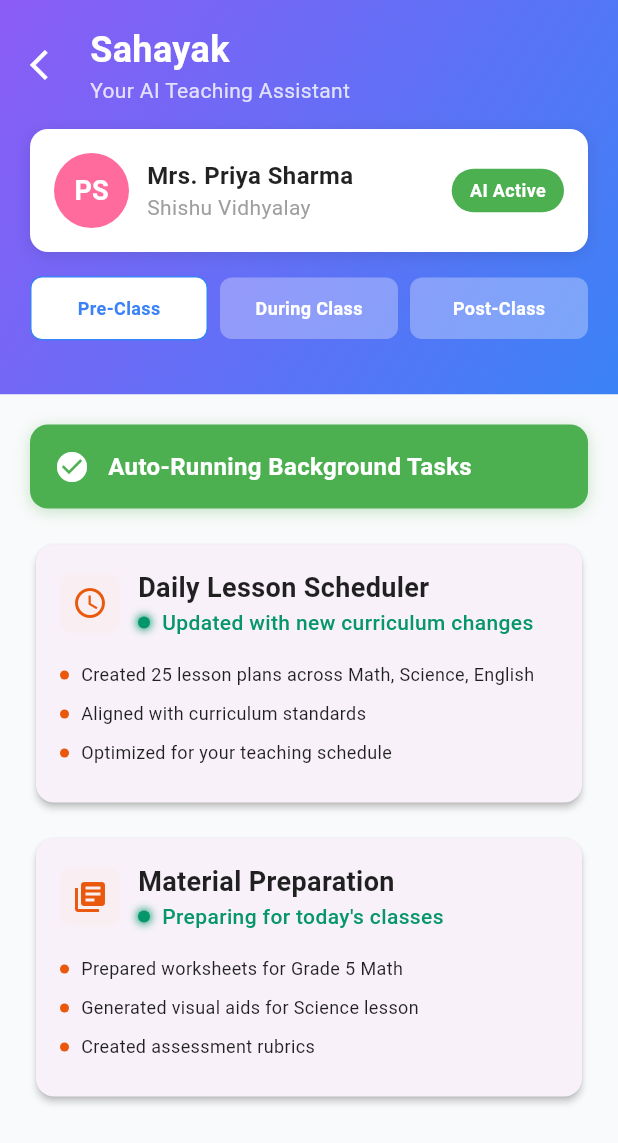
After one commit to kkrishna007/sahayak-frontend, a Flutter app: the screen it shows after launch, after a tap on "Shikshak Mitra", on a phone screen of 412 x 824 dp. The commit adds this screen. Shown: the top 1143 px of the screen. Run offline on Flutter 3.47's test engine with Material 3 defaults, Android fonts, the phone set to English and light mode, and no system bars; our stand-ins replace camera.

Commit message:
Shikshak Mitra Dashboard Created

```diff
--- a/lib/pages/home_page.dart
+++ b/lib/pages/home_page.dart
@@ -2,6 +2,7 @@ import 'package:flutter/material.dart';
 import 'pareeksha_guru/pareeksha_guru_page.dart';
 import 'prabandhan_saathi/prabandhan_saathi_page.dart';
 import 'sahayata_chat/sahayata_chat_page.dart';
+import 'shikshak_mitra/shikshak_mitra_dashboard.dart';
 import '../utils/translations.dart';
 
 class SahayakHomePage extends StatefulWidget {
@@ -210,7 +211,12 @@ class _SahayakHomePageState extends State<SahayakHomePage> {
                     const Color(0xFF4CAF50),
                     Icons.school,
                     AppTranslations.translate('ready', _currentLanguage),
-                    null,
+                    () => Navigator.push(
+                      context,
+                      MaterialPageRoute(
+                        builder: (context) => const ShikshakMitraDashboard(),
+                      ),
+                    ),
                   ),
                   _buildFeatureCard(
                     context,
--- /dev/null
+++ b/lib/pages/shikshak_mitra/shikshak_mitra_dashboard.dart
@@ -0,0 +1,593 @@
+import 'package:flutter/material.dart';
+import 'package:flutter/cupertino.dart';
+
+class ShikshakMitraDashboard extends StatefulWidget {
+  const ShikshakMitraDashboard({super.key});
+
+  @override
+  State<ShikshakMitraDashboard> createState() => _ShikshakMitraDashboardState();
+}
+
+class _ShikshakMitraDashboardState extends State<ShikshakMitraDashboard>
+    with TickerProviderStateMixin {
+  String activePhase = 'pre';
+  late AnimationController _dotPulseController;
+  late Animation<double> _dotPulseAnimation;
+
+  @override
+  void initState() {
+    super.initState();
+    // Initialize pulsing animation for status indicator (removed)
+
+    // Initialize pulsing animation for green dots in subtitles
+    _dotPulseController = AnimationController(
+      duration: const Duration(milliseconds: 1500),
+      vsync: this,
+    );
+    _dotPulseAnimation = Tween<double>(
+      begin: 0.5,
+      end: 1.0,
+    ).animate(CurvedAnimation(
+      parent: _dotPulseController,
+      curve: Curves.easeInOut,
+    ));
+    _dotPulseController.repeat(reverse: true);
+  }
+
+  @override
+  void dispose() {
+    _dotPulseController.dispose();
+    super.dispose();
+  }
+
+  @override
+  Widget build(BuildContext context) {
+    return Scaffold(
+      body: Column(
+        children: [
+          // Header with gradient and status bar
+          _buildHeader(),
+          // Content area
+          Expanded(
+            child: Container(
+              color: const Color(0xFFF9FAFB), // gray-50 equivalent
+              child: _buildContent(),
+            ),
+          ),
+        ],
+      ),
+    );
+  }
+
+  Widget _buildHeader() {
+    return Container(
+      decoration: const BoxDecoration(
+        gradient: LinearGradient(
+          colors: [Color(0xFF8B5CF6), Color(0xFF3B82F6)],
+          begin: Alignment.topLeft,
+          end: Alignment.bottomRight,
+        ),
+      ),
+      child: SafeArea(
+        child: Column(
+          children: [
+            // Navigation and title
+            _buildNavigationBar(),
+            // Teacher profile card
+            _buildProfileCard(),
+            // Phase toggle buttons
+            _buildPhaseToggle(),
+            const SizedBox(height: 20),
+          ],
+        ),
+      ),
+    );
+  }
+
+  Widget _buildNavigationBar() {
+    return Container(
+      padding: const EdgeInsets.symmetric(horizontal: 20, vertical: 16),
+      child: Row(
+        children: [
+          GestureDetector(
+            onTap: () => Navigator.pop(context),
+            child: const Icon(
+              Icons.arrow_back_ios,
+              color: Colors.white,
+              size: 24,
+            ),
+          ),
+          const SizedBox(width: 16),
+          Expanded(
+            child: Column(
+              crossAxisAlignment: CrossAxisAlignment.start,
+              children: [
+                const Text(
+                  'Sahayak',
+                  style: TextStyle(
+                    color: Colors.white,
+                    fontSize: 24,
+                    fontWeight: FontWeight.bold,
+                  ),
+                ),
+                Text(
+                  'Your AI Teaching Assistant',
+                  style: TextStyle(
+                    color: Colors.white.withOpacity(0.8),
+                    fontSize: 14,
+                  ),
+                ),
+              ],
+            ),
+          ),
+        ],
+      ),
+    );
+  }
+
+  Widget _buildProfileCard() {
+    return Container(
+      margin: const EdgeInsets.symmetric(horizontal: 20),
+      padding: const EdgeInsets.all(16),
+      decoration: BoxDecoration(
+        color: Colors.white,
+        borderRadius: BorderRadius.circular(12),
+        boxShadow: [
+          BoxShadow(
+            color: Colors.black.withOpacity(0.1),
+            blurRadius: 8,
+            offset: const Offset(0, 2),
+          ),
+        ],
+      ),
+      child: Row(
+        children: [
+          const CircleAvatar(
+            radius: 25,
+            backgroundColor: Color(0xFFFF6B9D),
+            child: Text(
+              'PS',
+              style: TextStyle(
+                color: Colors.white,
+                fontSize: 18,
+                fontWeight: FontWeight.bold,
+              ),
+            ),
+          ),
+          const SizedBox(width: 12),
+          const Expanded(
+            child: Column(
+              crossAxisAlignment: CrossAxisAlignment.start,
+              children: [
+                Text(
+                  'Mrs. Priya Sharma',
+                  style: TextStyle(
+                    fontSize: 16,
+                    fontWeight: FontWeight.bold,
+                    color: Colors.black87,
+                  ),
+                ),
+                Text(
+                  'Shishu Vidhyalay',
+                  style: TextStyle(
+                    fontSize: 14,
+                    color: Colors.grey,
+                  ),
+                ),
+              ],
+            ),
+          ),
+          Container(
+            padding: const EdgeInsets.symmetric(
+              horizontal: 12,
+              vertical: 6,
+            ),
+            decoration: BoxDecoration(
+              color: const Color(0xFF4CAF50),
+              borderRadius: BorderRadius.circular(20),
+            ),
+            child: const Text(
+              'AI Active',
+              style: TextStyle(
+                color: Colors.white,
+                fontSize: 12,
+                fontWeight: FontWeight.w600,
+              ),
+            ),
+          ),
+        ],
+      ),
+    );
+  }
+
+  Widget _buildPhaseToggle() {
+    return Container(
+      margin: const EdgeInsets.symmetric(horizontal: 20, vertical: 16),
+      child: Row(
+        children: [
+          Expanded(
+            child: _buildToggleButton('Pre-Class', 'pre'),
+          ),
+          const SizedBox(width: 8),
+          Expanded(
+            child: _buildToggleButton('During Class', 'during'),
+          ),
+          const SizedBox(width: 8),
+          Expanded(
+            child: _buildToggleButton('Post-Class', 'post'),
+          ),
+        ],
+      ),
+    );
+  }
+
+  Widget _buildToggleButton(String title, String phase) {
+    bool isActive = activePhase == phase;
+    return GestureDetector(
+      onTap: () {
+        setState(() {
+          activePhase = phase;
+        });
+      },
+      child: AnimatedContainer(
+        duration: const Duration(milliseconds: 200),
+        padding: const EdgeInsets.symmetric(vertical: 12),
+        decoration: BoxDecoration(
+          color: isActive ? Colors.white : Colors.white.withOpacity(0.3),
+          borderRadius: BorderRadius.circular(8),
+          border: isActive ? Border.all(color: const Color(0xFF3B82F6)) : null,
+        ),
+        child: Center(
+          child: Text(
+            title,
+            style: TextStyle(
+              color: isActive ? const Color(0xFF3B82F6) : Colors.white,
+              fontSize: 12,
+              fontWeight: FontWeight.w600,
+            ),
+          ),
+        ),
+      ),
+    );
+  }
+
+  Widget _buildContent() {
+    return ListView(
+      padding: const EdgeInsets.all(20),
+      children: [
+        // Pulsing status indicator
+        _buildStatusIndicator(),
+        const SizedBox(height: 20),
+        // Phase-specific content
+        ..._buildPhaseContent(),
+      ],
+    );
+  }
+
+  Widget _buildStatusIndicator() {
+    String statusText = _getStatusText();
+    return Container(
+      padding: const EdgeInsets.all(16),
+      decoration: BoxDecoration(
+        color: const Color(0xFF4CAF50),
+        borderRadius: BorderRadius.circular(12),
+        boxShadow: [
+          BoxShadow(
+            color: const Color(0xFF4CAF50).withOpacity(0.3),
+            blurRadius: 8,
+            offset: const Offset(0, 2),
+          ),
+        ],
+      ),
+      child: Row(
+        children: [
+          const Icon(
+            Icons.check_circle,
+            color: Colors.white,
+            size: 24,
+          ),
+          const SizedBox(width: 12),
+          Expanded(
+            child: Text(
+              statusText,
+              style: const TextStyle(
+                color: Colors.white,
+                fontSize: 16,
+                fontWeight: FontWeight.w600,
+              ),
+            ),
+          ),
+        ],
+      ),
+    );
+  }
+
+  String _getStatusText() {
+    switch (activePhase) {
+      case 'pre':
+        return 'Auto-Running Background Tasks';
+      case 'during':
+        return 'Live Teaching Support';
+      case 'post':
+        return 'Student Tracking & Assessment';
+      default:
+        return 'AI Assistant Active';
+    }
+  }
+
+  Map<String, Color> _getPhaseColors() {
+    switch (activePhase) {
+      case 'pre':
+        return {
+          'primary': const Color(0xFFEA580C),
+          'background': const Color(0xFFFED7AA),
+        };
+      case 'during':
+        return {
+          'primary': const Color(0xFF2563EB),
+          'background': const Color(0xFFDBEAFE),
+        };
+      case 'post':
+        return {
+          'primary': const Color(0xFF9333EA),
+          'background': const Color(0xFFF3E8FF),
+        };
+      default:
+        return {
+          'primary': const Color(0xFF2563EB),
+          'background': const Color(0xFFDBEAFE),
+        };
+    }
+  }
+
+  List<Widget> _buildPhaseContent() {
+    switch (activePhase) {
+      case 'pre':
+        return _buildPreClassContent();
+      case 'during':
+        return _buildDuringClassContent();
+      case 'post':
+        return _buildPostClassContent();
+      default:
+        return [];
+    }
+  }
+
+  List<Widget> _buildPreClassContent() {
+    return [
+      _buildFeatureCard(
+        'Daily Lesson Scheduler',
+        'Updated with new curriculum changes',
+        [
+          'Created 25 lesson plans across Math, Science, English',
+          'Aligned with curriculum standards',
+          'Optimized for your teaching schedule',
+        ],
+        Icons.schedule,
+      ),
+      const SizedBox(height: 16),
+      _buildFeatureCard(
+        'Material Preparation',
+        'Preparing for today\'s classes',
+        [
+          'Prepared worksheets for Grade 5 Math',
+          'Generated visual aids for Science lesson',
+          'Created assessment rubrics',
+        ],
+        Icons.library_books,
+      ),
+    ];
+  }
+
+  List<Widget> _buildDuringClassContent() {
+    return [
+      _buildFeatureCard(
+        'BlackBoard Layout',
+        'Mermaid diagrams ready',
+        [
+          'Generated flowchart for water cycle',
+          'Created fraction visualization layout',
+          'Optimized board space usage',
+        ],
+        Icons.dashboard,
+      ),
+      const SizedBox(height: 16),
+      _buildFeatureCard(
+        'Activity Suggestions',
+        'Real-time recommendations',
+        [
+          'Interactive game for Grade 3 (5 min)',
+          'Quick assessment for Grade 4 (3 min)',
+          'Discussion starter for Grade 5 (7 min)',
+        ],
+        Icons.sports_esports,
+      ),
+      const SizedBox(height: 16),
+      _buildFeatureCard(
+        'Contextual Content',
+        'Photo-based assistance',
+        [
+          'Click textbook page for explanations',
+          'Generate Manim animations',
+          'Hyper-local content suggestions',
+          'Video recommendations from internet',
+        ],
+        Icons.photo_camera,
+      ),
+    ];
+  }
+
+  List<Widget> _buildPostClassContent() {
+    return [
+      _buildFeatureCard(
+        'Quiz Worksheets',
+        'Personalized for each student',
+        [
+          'Tailored quizzes (70% strong areas)',
+          'Next quiz focuses on weak areas (30%)',
+          'Multi-level auto-generation',
+        ],
+        Icons.quiz,
+      ),
+      const SizedBox(height: 16),
+      _buildFeatureCard(
+        'Exam Management',
+        'NCERT-based generation',
+        [
+          'Standard exam generation',
+          'OMR/OCR-based checking',
+          'Automated grading system',
+        ],
+        Icons.assignment,
+      ),
+      const SizedBox(height: 16),
+      _buildFeatureCard(
+        'Absentee Support',
+        'Video delivery system',
+        [
+          'Send beamer videos to absent students',
+          'Lesson summaries for catch-up',
+          'Parent notification system',
+        ],
+        Icons.video_library,
+      ),
+      const SizedBox(height: 16),
+      _buildFeatureCard(
+        'Sahayak AI Chat',
+        'Spontaneous learning support',
+        [
+          'Student curiosity questions',
+          'Current events discussions',
+          'Real-world connections',
+          'News-to-lesson integration',
+        ],
+        Icons.chat_bubble,
+      ),
+    ];
+  }
+
+  Widget _buildFeatureCard(
+    String title,
+    String subtitle,
+    List<String> bulletPoints,
+    IconData icon,
+  ) {
+    final colors = _getPhaseColors();
+    return Card(
+      elevation: 2,
+      shape: RoundedRectangleBorder(
+        borderRadius: BorderRadius.circular(12),
+      ),
+      child: Container(
+        padding: const EdgeInsets.all(16),
+        child: Column(
+          crossAxisAlignment: CrossAxisAlignment.start,
+          children: [
+            // Header with icon and title
+            Row(
+              children: [
+                Container(
+                  padding: const EdgeInsets.all(8),
+                  decoration: BoxDecoration(
+                    color: colors['background']!.withOpacity(0.1),
+                    borderRadius: BorderRadius.circular(8),
+                  ),
+                  child: Icon(
+                    icon,
+                    color: colors['primary']!,
+                    size: 24,
+                  ),
+                ),
+                const SizedBox(width: 12),
+                Expanded(
+                  child: Column(
+                    crossAxisAlignment: CrossAxisAlignment.start,
+                    children: [
+                      Text(
+                        title,
+                        style: const TextStyle(
+                          fontSize: 18,
+                          fontWeight: FontWeight.bold,
+                          color: Colors.black87,
+                        ),
+                      ),
+                      Row(
+                        children: [
+                          // Pulsing green dot
+                          AnimatedBuilder(
+                            animation: _dotPulseAnimation,
+                            builder: (context, child) {
+                              return Container(
+                                width: 8,
+                                height: 8,
+                                decoration: BoxDecoration(
+                                  color: const Color(0xFF059669),
+                                  shape: BoxShape.circle,
+                                  boxShadow: [
+                                    BoxShadow(
+                                      color: const Color(0xFF059669)
+                                          .withOpacity(
+                                              _dotPulseAnimation.value),
+                                      blurRadius: 4,
+                                      spreadRadius: 1,
+                                    ),
+                                  ],
+                                ),
+                              );
+                            },
+                          ),
+                          const SizedBox(width: 8),
+                          // Green subtitle text
+                          Expanded(
+                            child: Text(
+                              subtitle,
+                              style: const TextStyle(
+                                fontSize: 14,
+                                fontWeight: FontWeight.w500,
+                                color: Color(0xFF059669),
+                              ),
+                            ),
+                          ),
+                        ],
+                      ),
+                    ],
+                  ),
+                ),
+              ],
+            ),
+            const SizedBox(height: 16),
+            // Bullet points
+            ...bulletPoints.map((point) => Padding(
+                  padding: const EdgeInsets.only(bottom: 8),
+                  child: Row(
+                    crossAxisAlignment: CrossAxisAlignment.start,
+                    children: [
+                      Container(
+                        margin: const EdgeInsets.only(top: 6),
+                        width: 6,
+                        height: 6,
+                        decoration: BoxDecoration(
+                          color: colors['primary']!,
+                          shape: BoxShape.circle,
+                        ),
+                      ),
+                      const SizedBox(width: 8),
+                      Expanded(
+                        child: Text(
+                          point,
+                          style: const TextStyle(
+                            fontSize: 12,
+                            color: Colors.black87,
+                            height: 1.5,
+                          ),
+                        ),
+                      ),
+                    ],
+                  ),
+                )),
+          ],
+        ),
+      ),
+    );
+  }
+}
```
